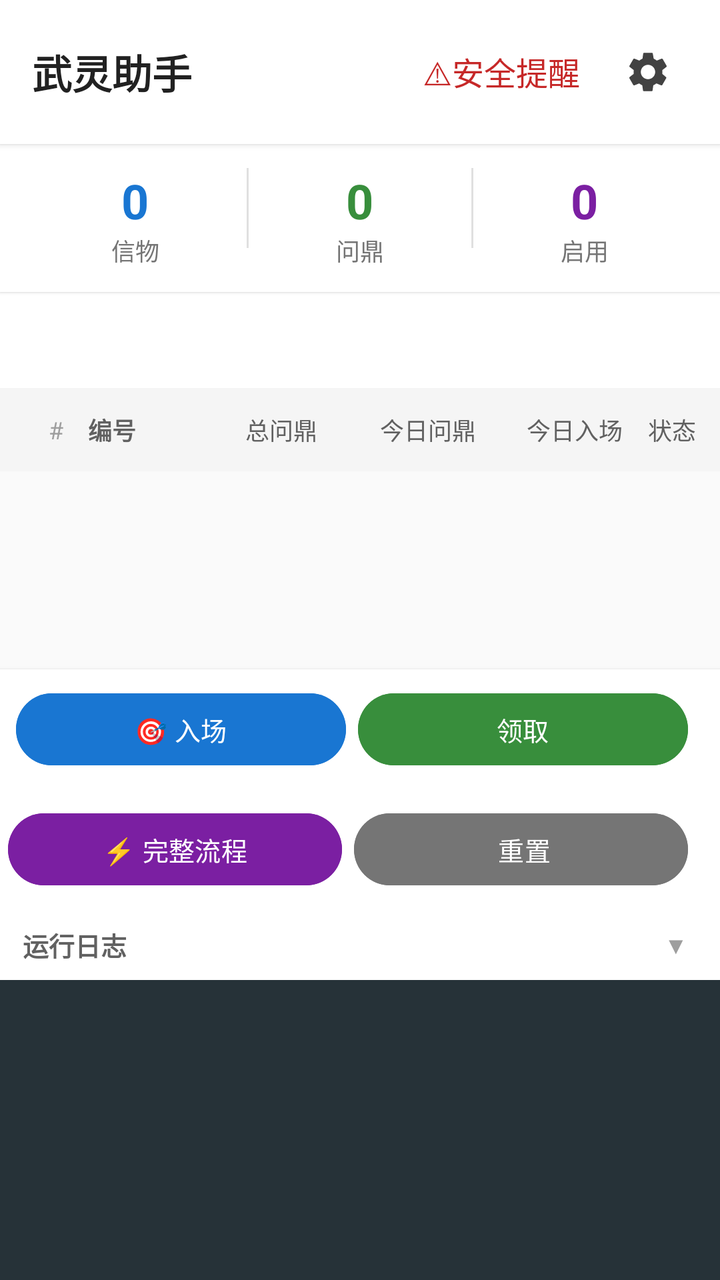
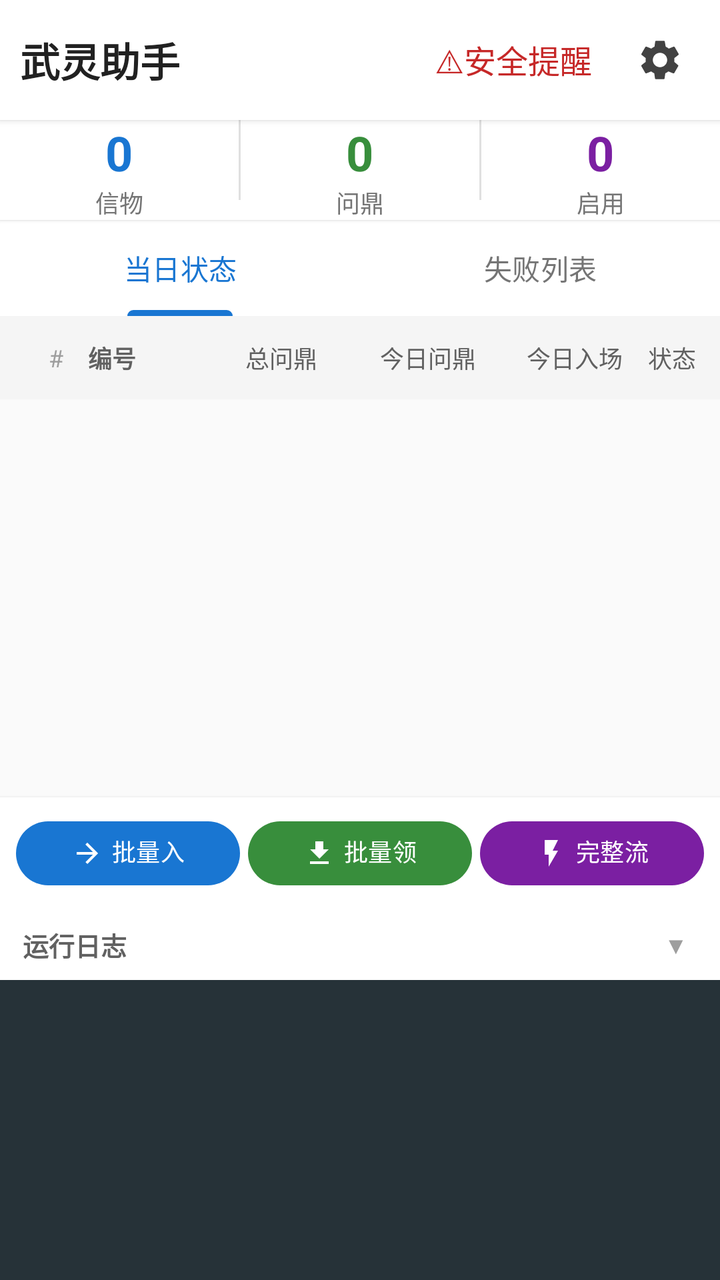

Compare the two renders of this Android layout. The source of the first and the diff that turns it into the second are given below.
<!-- AndroidManifest.xml: application theme Theme.WlClient -->
<!-- res/layout/activity_main.xml -->
<?xml version="1.0" encoding="utf-8"?>
<LinearLayout xmlns:android="http://schemas.android.com/apk/res/android"
    xmlns:app="http://schemas.android.com/apk/res-auto"
    android:id="@+id/main"
    android:layout_width="match_parent"
    android:layout_height="match_parent"
    android:orientation="vertical"
    android:background="#FAFAFA">

    
    <LinearLayout
        android:layout_width="match_parent"
        android:layout_height="wrap_content"
        android:orientation="horizontal"
        android:gravity="center_vertical"
        android:padding="16dp"
        android:background="#FFFFFF"
        android:elevation="2dp">

        <TextView
            android:layout_width="0dp"
            android:layout_height="wrap_content"
            android:layout_weight="1"
            android:text="武灵助手"
            android:textSize="20sp"
            android:textStyle="bold"
            android:textColor="#212121" />

        <TextView
            android:id="@+id/btn_security_warn"
            android:layout_width="wrap_content"
            android:layout_height="wrap_content"
            android:padding="6dp"
            android:layout_marginEnd="8dp"
            android:text="⚠安全提醒"
            android:textColor="#C62828"
            android:textSize="16sp"
            android:clickable="true"
            android:focusable="true"
            android:foreground="?attr/selectableItemBackground" />

        <ImageButton
            android:id="@+id/btn_setting_gear"
            android:layout_width="40dp"
            android:layout_height="40dp"
            android:background="?attr/selectableItemBackgroundBorderless"
            android:contentDescription="更多设置菜单"
            android:src="@drawable/ic_gear_svg" />
    </LinearLayout>

    
    <LinearLayout
        android:layout_width="match_parent"
        android:layout_height="wrap_content"
        android:orientation="horizontal"
        android:padding="12dp"
        android:background="#FFFFFF"
        android:elevation="1dp">

        <LinearLayout
            android:layout_width="0dp"
            android:layout_height="wrap_content"
            android:layout_weight="1"
            android:orientation="vertical"
            android:gravity="center">

            <TextView
                android:id="@+id/tv_token_count"
                android:layout_width="wrap_content"
                android:layout_height="wrap_content"
                android:text="0"
                android:textSize="24sp"
                android:textStyle="bold"
                android:textColor="#1976D2" />

            <TextView
                android:layout_width="wrap_content"
                android:layout_height="wrap_content"
                android:text="信物"
                android:textSize="12sp"
                android:textColor="#757575" />
        </LinearLayout>

        <View
            android:layout_width="1dp"
            android:layout_height="40dp"
            android:background="#E0E0E0" />

        <LinearLayout
            android:layout_width="0dp"
            android:layout_height="wrap_content"
            android:layout_weight="1"
            android:orientation="vertical"
            android:gravity="center">

            <TextView
                android:id="@+id/tv_qd_count"
                android:layout_width="wrap_content"
                android:layout_height="wrap_content"
                android:text="0"
                android:textSize="24sp"
                android:textStyle="bold"
                android:textColor="#388E3C" />

            <TextView
                android:layout_width="wrap_content"
                android:layout_height="wrap_content"
                android:text="问鼎"
                android:textSize="12sp"
                android:textColor="#757575" />
        </LinearLayout>

        <View
            android:layout_width="1dp"
            android:layout_height="40dp"
            android:background="#E0E0E0" />

        <LinearLayout
            android:layout_width="0dp"
            android:layout_height="wrap_content"
            android:layout_weight="1"
            android:orientation="vertical"
            android:gravity="center">

            <TextView
                android:id="@+id/tv_enabled_count"
                android:layout_width="wrap_content"
                android:layout_height="wrap_content"
                android:text="0"
                android:textSize="24sp"
                android:textStyle="bold"
                android:textColor="#7B1FA2" />

            <TextView
                android:layout_width="wrap_content"
                android:layout_height="wrap_content"
                android:text="启用"
                android:textSize="12sp"
                android:textColor="#757575" />
        </LinearLayout>
    </LinearLayout>

    
    <com.google.android.material.tabs.TabLayout
        android:id="@+id/tab_layout"
        android:layout_width="match_parent"
        android:layout_height="48dp"
        android:background="#FFFFFF"
        app:tabIndicatorColor="#1976D2"
        app:tabSelectedTextColor="#1976D2"
        app:tabTextColor="#757575" />

    
    <LinearLayout
        android:id="@+id/layout_status_header"
        android:layout_width="match_parent"
        android:layout_height="wrap_content"
        android:orientation="horizontal"
        android:gravity="center_vertical"
        android:padding="12dp"
        android:background="#F5F5F5">

        <TextView
            android:layout_width="32dp"
            android:layout_height="wrap_content"
            android:text="#"
            android:textSize="12sp"
            android:textColor="#9E9E9E"
            android:gravity="center" />

        <TextView
            android:layout_width="60dp"
            android:layout_height="wrap_content"
            android:text="编号"
            android:textSize="12sp"
            android:textStyle="bold"
            android:textColor="#616161" />

        <TextView
            android:layout_width="0dp"
            android:layout_height="wrap_content"
            android:layout_weight="1"
            android:text="总问鼎"
            android:textSize="12sp"
            android:textColor="#616161"
            android:gravity="center" />

        <TextView
            android:layout_width="0dp"
            android:layout_height="wrap_content"
            android:layout_weight="1"
            android:text="今日问鼎"
            android:textSize="12sp"
            android:textColor="#616161"
            android:gravity="center" />

        <TextView
            android:layout_width="0dp"
            android:layout_height="wrap_content"
            android:layout_weight="1"
            android:text="今日入场"
            android:textSize="12sp"
            android:textColor="#616161"
            android:gravity="center" />

        <TextView
            android:layout_width="wrap_content"
            android:layout_height="wrap_content"
            android:text="状态"
            android:textSize="12sp"
            android:textColor="#616161" />
    </LinearLayout>

    
    <FrameLayout
        android:layout_width="match_parent"
        android:layout_height="0dp"
        android:layout_weight="1">

        <androidx.recyclerview.widget.RecyclerView
            android:id="@+id/rv_daily_status"
            android:layout_width="match_parent"
            android:layout_height="match_parent"
            android:visibility="visible" />

        <TextView
            android:id="@+id/tv_empty_status"
            android:layout_width="wrap_content"
            android:layout_height="wrap_content"
            android:layout_gravity="center"
            android:text="暂无数据，执行后自动记录"
            android:textSize="14sp"
            android:textColor="#BDBDBD"
            android:visibility="gone" />

        <androidx.recyclerview.widget.RecyclerView
            android:id="@+id/rv_failure_list"
            android:layout_width="match_parent"
            android:layout_height="match_parent"
            android:visibility="gone" />

        <TextView
            android:id="@+id/tv_empty_failure"
            android:layout_width="wrap_content"
            android:layout_height="wrap_content"
            android:layout_gravity="center"
            android:text="暂无失败记录 ✅"
            android:textSize="14sp"
            android:textColor="#BDBDBD"
            android:visibility="gone" />
    </FrameLayout>

    
    <LinearLayout
        android:layout_width="match_parent"
        android:layout_height="wrap_content"
        android:orientation="horizontal"
        android:paddingStart="8dp"
        android:paddingEnd="16dp"
        android:paddingTop="8dp"
        android:paddingBottom="8dp"
        android:background="#FFFFFF"
        android:elevation="2dp">

        <Button
            android:id="@+id/btn_batch_enter"
            android:layout_width="0dp"
            android:layout_height="44dp"
            android:layout_weight="1"
            android:backgroundTint="#1976D2"
            android:textColor="#ffffff"
            android:text="🎯 入场"
            android:textSize="13sp" />

        <View android:layout_width="6dp" android:layout_height="0dp" />

        <Button
            android:id="@+id/btn_batch_claim"
            android:layout_width="0dp"
            android:layout_height="44dp"
            android:layout_weight="1"
            android:backgroundTint="#388E3C"
            android:textColor="#ffffff"
            android:text="领取"
            android:textSize="13sp" />
    </LinearLayout>

    <LinearLayout
        android:layout_width="match_parent"
        android:layout_height="wrap_content"
        android:orientation="horizontal"
        android:paddingStart="4dp"
        android:paddingEnd="16dp"
        android:paddingTop="8dp"
        android:paddingBottom="8dp"
        android:background="#FFFFFF"
        android:elevation="2dp">

        <Button
            android:id="@+id/btn_full_workflow"
            android:layout_width="0dp"
            android:layout_height="44dp"
            android:layout_weight="1"
            android:backgroundTint="#7B1FA2"
            android:textColor="#ffffff"
            android:text="⚡ 完整流程"
            android:textSize="13sp" />

        <View android:layout_width="6dp" android:layout_height="0dp" />

        <Button
            android:id="@+id/btn_reset_task"
            android:layout_width="0dp"
            android:layout_height="44dp"
            android:layout_weight="1"
            android:backgroundTint="#757575"
            android:textColor="#ffffff"
            android:text=" 重置"
            android:textSize="13sp" />
    </LinearLayout>

    
    <LinearLayout
        android:layout_width="match_parent"
        android:layout_height="wrap_content"
        android:orientation="vertical"
        android:background="#FFFFFF"
        android:elevation="2dp">

        <LinearLayout
            android:id="@+id/layout_log_header"
            android:layout_width="match_parent"
            android:layout_height="wrap_content"
            android:orientation="horizontal"
            android:gravity="center_vertical"
            android:paddingStart="8dp"
            android:paddingEnd="16dp"
            android:paddingTop="8dp"
            android:paddingBottom="8dp"
            android:clickable="true"
            android:focusable="true">

            <TextView
                android:layout_width="0dp"
                android:layout_height="wrap_content"
                android:layout_weight="1"
                android:text=" 运行日志"
                android:textSize="13sp"
                android:textColor="#616161"
                android:textStyle="bold" />

            <TextView
                android:id="@+id/tv_log_toggle"
                android:layout_width="wrap_content"
                android:layout_height="wrap_content"
                android:text="▼"
                android:textSize="12sp"
                android:textColor="#9E9E9E" />
        </LinearLayout>

        <ScrollView
            android:id="@+id/scrollView"
            android:layout_width="match_parent"
            android:layout_height="150dp"
            android:background="#263238"
            android:padding="8dp">

            <TextView
                android:id="@+id/tv_log"
                android:layout_width="match_parent"
                android:layout_height="wrap_content"
                android:textColor="#B0BEC5"
                android:textSize="12sp"
                android:fontFamily="monospace" />
        </ScrollView>
    </LinearLayout>
</LinearLayout>
<!-- resources referenced by this layout -->
<resources>
  <!-- drawable ic_gear_svg (drawable) -->
  <?xml version="1.0" encoding="utf-8"?>
  <vector xmlns:android="http://schemas.android.com/apk/res/android"
      android:width="24dp"
      android:height="24dp"
      android:viewportWidth="24"
      android:viewportHeight="24">
      <path
          android:fillColor="#424242"
          android:pathData="M19.14,12.94c0.04,-0.3 0.06,-0.61 0.06,-0.94c0,-0.32 -0.02,-0.64 -0.06,-0.94l2.03,-1.58c0.18,-0.14 0.23,-0.41 0.12,-0.61l-1.92,-3.32c-0.12,-0.22 -0.37,-0.29 -0.59,-0.22l-2.39,0.96c-0.5,-0.38 -0.99,-0.7 -1.54,-0.94L14.4,2.81c-0.04,-0.24 -0.24,-0.41 -0.48,-0.41h-3.84c-0.24,0 -0.43,0.17 -0.47,0.41L9.25,5.35C8.7,5.59 8.12,5.92 7.63,6.29L5.24,5.33c-0.22,-0.08 -0.47,0 -0.59,0.22L2.74,8.87C2.62,9.08 2.66,9.34 2.86,9.48l2.03,1.58C4.84,11.36 4.8,11.69 4.8,12s0.02,0.64 0.05,0.94l-2.03,1.58c-0.18,0.14 -0.23,0.41 -0.12,0.61l1.92,3.32c0.12,0.22,0.37,0.29,0.59,0.22l2.39,-0.96c0.5,0.38,0.99,0.7,1.54,0.94l0.36,2.54c0.05,0.24,0.24,0.41,0.48,0.41h3.84c0.24,0,0.44,-0.17,0.47,-0.41l0.36,-2.54c0.55,-0.24 1.04,-0.56 1.54,-0.94l2.39,0.96c0.22,0.08,0.47,0,0.59,-0.22l1.92,-3.32c0.12,-0.22,0.07,-0.47,-0.12,-0.61M12,15.6c-1.98,0 -3.6,-1.62 -3.6,-3.6s1.62,-3.6 3.6,-3.6s3.6,1.62 3.6,3.6S13.98,15.6 12,15.6z"/>
  </vector>
  <style name="Theme.WlClient" parent="Base.Theme.WlClient" />
  <style name="Base.Theme.WlClient" parent="Theme.Material3.DayNight.NoActionBar">
          
          
      </style>
</resources>

<!-- the commit's change to res/layout/activity_main.xml (unified diff, before → after) -->
@@ -13,7 +13,7 @@
         android:layout_height="wrap_content"
         android:orientation="horizontal"
         android:gravity="center_vertical"
-        android:padding="16dp"
+        android:padding="10dp"
         android:background="#FFFFFF"
         android:elevation="2dp">
 
@@ -53,7 +53,7 @@
         android:layout_width="match_parent"
         android:layout_height="wrap_content"
         android:orientation="horizontal"
-        android:padding="12dp"
+        android:padding="0dp"
         android:background="#FFFFFF"
         android:elevation="1dp">
 
@@ -146,9 +146,25 @@
         android:layout_width="match_parent"
         android:layout_height="48dp"
         android:background="#FFFFFF"
+        app:tabMode="fixed"
+        app:tabGravity="fill"
+        app:tabMaxWidth="0dp"
         app:tabIndicatorColor="#1976D2"
         app:tabSelectedTextColor="#1976D2"
-        app:tabTextColor="#757575" />
+        app:tabTextColor="#757575">
+
+        <com.google.android.material.tabs.TabItem
+            android:layout_width="0dp"
+            android:layout_height="wrap_content"
+            android:layout_weight="1"
+            android:text="当日状态" />
+
+        <com.google.android.material.tabs.TabItem
+            android:layout_width="0dp"
+            android:layout_height="wrap_content"
+            android:layout_weight="1"
+            android:text="失败列表" />
+    </com.google.android.material.tabs.TabLayout>
 
     
     <LinearLayout
@@ -256,67 +272,57 @@
         android:layout_height="wrap_content"
         android:orientation="horizontal"
         android:paddingStart="8dp"
-        android:paddingEnd="16dp"
+        android:paddingEnd="8dp"
         android:paddingTop="8dp"
         android:paddingBottom="8dp"
         android:background="#FFFFFF"
         android:elevation="2dp">
 
-        <Button
+        <com.google.android.material.button.MaterialButton
             android:id="@+id/btn_batch_enter"
             android:layout_width="0dp"
-            android:layout_height="44dp"
-            android:layout_weight="1"
-            android:backgroundTint="#1976D2"
+            android:layout_height="40dp"
+            android:layout_weight="1"
+            app:backgroundTint="#1976D2"
             android:textColor="#ffffff"
-            android:text="🎯 入场"
-            android:textSize="13sp" />
-
-        <View android:layout_width="6dp" android:layout_height="0dp" />
-
-        <Button
+            android:text="批量入场"
+            android:textSize="12sp"
+            app:icon="@drawable/ic_enter_svg"
+            app:iconGravity="textStart"
+            app:iconSize="16dp"
+            app:iconPadding="4dp" />
+
+        <View android:layout_width="4dp" android:layout_height="0dp" />
+
+        <com.google.android.material.button.MaterialButton
             android:id="@+id/btn_batch_claim"
             android:layout_width="0dp"
-            android:layout_height="44dp"
-            android:layout_weight="1"
-            android:backgroundTint="#388E3C"
+            android:layout_height="40dp"
+            android:layout_weight="1"
+            app:backgroundTint="#388E3C"
             android:textColor="#ffffff"
-            android:text="领取"
-            android:textSize="13sp" />
-    </LinearLayout>
-
-    <LinearLayout
-        android:layout_width="match_parent"
-        android:layout_height="wrap_content"
-        android:orientation="horizontal"
-        android:paddingStart="4dp"
-        android:paddingEnd="16dp"
-        android:paddingTop="8dp"
-        android:paddingBottom="8dp"
-        android:background="#FFFFFF"
-        android:elevation="2dp">
-
-        <Button
+            android:text="批量领取"
+            android:textSize="12sp"
+            app:icon="@drawable/ic_claim_svg"
+            app:iconGravity="textStart"
+            app:iconSize="16dp"
+            app:iconPadding="4dp" />
+
+        <View android:layout_width="4dp" android:layout_height="0dp" />
+
+        <com.google.android.material.button.MaterialButton
             android:id="@+id/btn_full_workflow"
             android:layout_width="0dp"
-            android:layout_height="44dp"
-            android:layout_weight="1"
-            android:backgroundTint="#7B1FA2"
+            android:layout_height="40dp"
+            android:layout_weight="1"
+            app:backgroundTint="#7B1FA2"
             android:textColor="#ffffff"
-            android:text="⚡ 完整流程"
-            android:textSize="13sp" />
-
-        <View android:layout_width="6dp" android:layout_height="0dp" />
-
-        <Button
-            android:id="@+id/btn_reset_task"
-            android:layout_width="0dp"
-            android:layout_height="44dp"
-            android:layout_weight="1"
-            android:backgroundTint="#757575"
-            android:textColor="#ffffff"
-            android:text=" 重置"
-            android:textSize="13sp" />
+            android:text="完整流程"
+            android:textSize="12sp"
+            app:icon="@drawable/ic_workflow_svg"
+            app:iconGravity="textStart"
+            app:iconSize="16dp"
+            app:iconPadding="4dp" />
     </LinearLayout>
 
     
<!-- resource entries referenced after the edit -->
@@ -1,5 +1,27 @@
 <!-- resources referenced by this layout -->
 <resources>
+  <!-- drawable ic_claim_svg (drawable) -->
+  <?xml version="1.0" encoding="utf-8"?>
+  <vector xmlns:android="http://schemas.android.com/apk/res/android"
+      android:width="16dp"
+      android:height="16dp"
+      android:viewportWidth="24"
+      android:viewportHeight="24">
+      <path
+          android:fillColor="#FFFFFF"
+          android:pathData="M19,9h-4V3H9v6H5l7,7 7,-7zM5,18v2h14v-2H5z"/>
+  </vector>
+  <!-- drawable ic_enter_svg (drawable) -->
+  <?xml version="1.0" encoding="utf-8"?>
+  <vector xmlns:android="http://schemas.android.com/apk/res/android"
+      android:width="16dp"
+      android:height="16dp"
+      android:viewportWidth="24"
+      android:viewportHeight="24">
+      <path
+          android:fillColor="#FFFFFF"
+          android:pathData="M12,4l-1.41,1.41L16.17,11H4v2h12.17l-5.58,5.59L12,20l8,-8z"/>
+  </vector>
   <!-- drawable ic_gear_svg (drawable) -->
   <?xml version="1.0" encoding="utf-8"?>
   <vector xmlns:android="http://schemas.android.com/apk/res/android"
@@ -11,6 +33,17 @@
           android:fillColor="#424242"
           android:pathData="M19.14,12.94c0.04,-0.3 0.06,-0.61 0.06,-0.94c0,-0.32 -0.02,-0.64 -0.06,-0.94l2.03,-1.58c0.18,-0.14 0.23,-0.41 0.12,-0.61l-1.92,-3.32c-0.12,-0.22 -0.37,-0.29 -0.59,-0.22l-2.39,0.96c-0.5,-0.38 -0.99,-0.7 -1.54,-0.94L14.4,2.81c-0.04,-0.24 -0.24,-0.41 -0.48,-0.41h-3.84c-0.24,0 -0.43,0.17 -0.47,0.41L9.25,5.35C8.7,5.59 8.12,5.92 7.63,6.29L5.24,5.33c-0.22,-0.08 -0.47,0 -0.59,0.22L2.74,8.87C2.62,9.08 2.66,9.34 2.86,9.48l2.03,1.58C4.84,11.36 4.8,11.69 4.8,12s0.02,0.64 0.05,0.94l-2.03,1.58c-0.18,0.14 -0.23,0.41 -0.12,0.61l1.92,3.32c0.12,0.22,0.37,0.29,0.59,0.22l2.39,-0.96c0.5,0.38,0.99,0.7,1.54,0.94l0.36,2.54c0.05,0.24,0.24,0.41,0.48,0.41h3.84c0.24,0,0.44,-0.17,0.47,-0.41l0.36,-2.54c0.55,-0.24 1.04,-0.56 1.54,-0.94l2.39,0.96c0.22,0.08,0.47,0,0.59,-0.22l1.92,-3.32c0.12,-0.22,0.07,-0.47,-0.12,-0.61M12,15.6c-1.98,0 -3.6,-1.62 -3.6,-3.6s1.62,-3.6 3.6,-3.6s3.6,1.62 3.6,3.6S13.98,15.6 12,15.6z"/>
   </vector>
+  <!-- drawable ic_workflow_svg (drawable) -->
+  <?xml version="1.0" encoding="utf-8"?>
+  <vector xmlns:android="http://schemas.android.com/apk/res/android"
+      android:width="16dp"
+      android:height="16dp"
+      android:viewportWidth="24"
+      android:viewportHeight="24">
+      <path
+          android:fillColor="#FFFFFF"
+          android:pathData="M7,2v11h3v9l7,-12h-4l4,-8z"/>
+  </vector>
   <style name="Theme.WlClient" parent="Base.Theme.WlClient" />
   <style name="Base.Theme.WlClient" parent="Theme.Material3.DayNight.NoActionBar">
           
